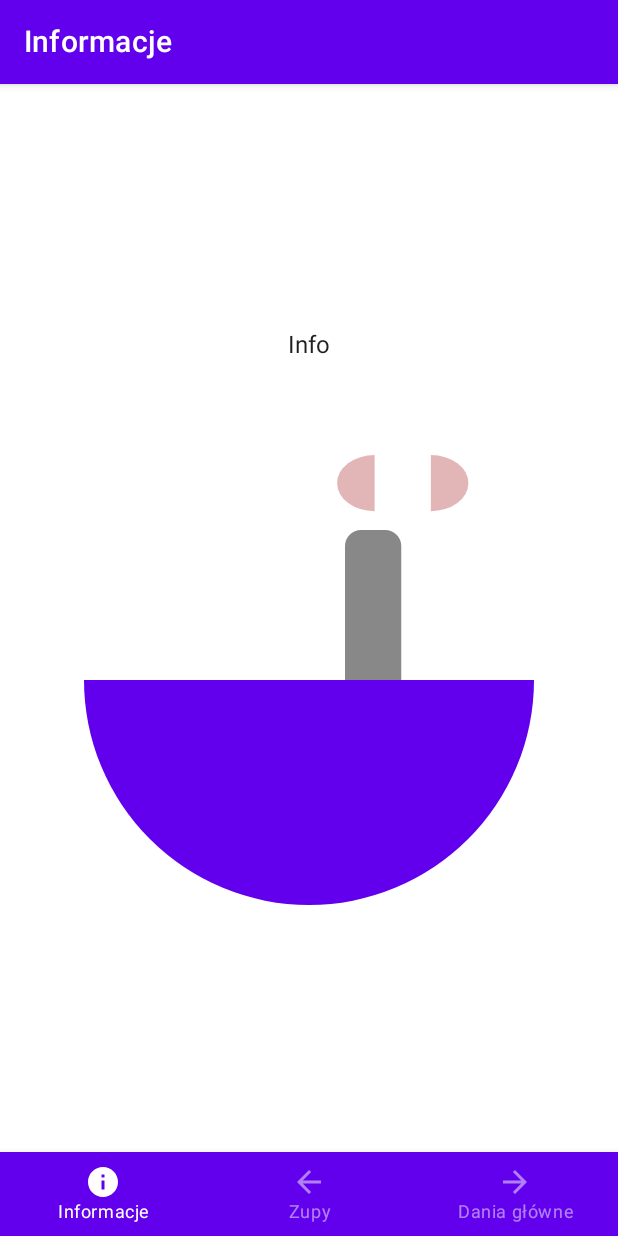
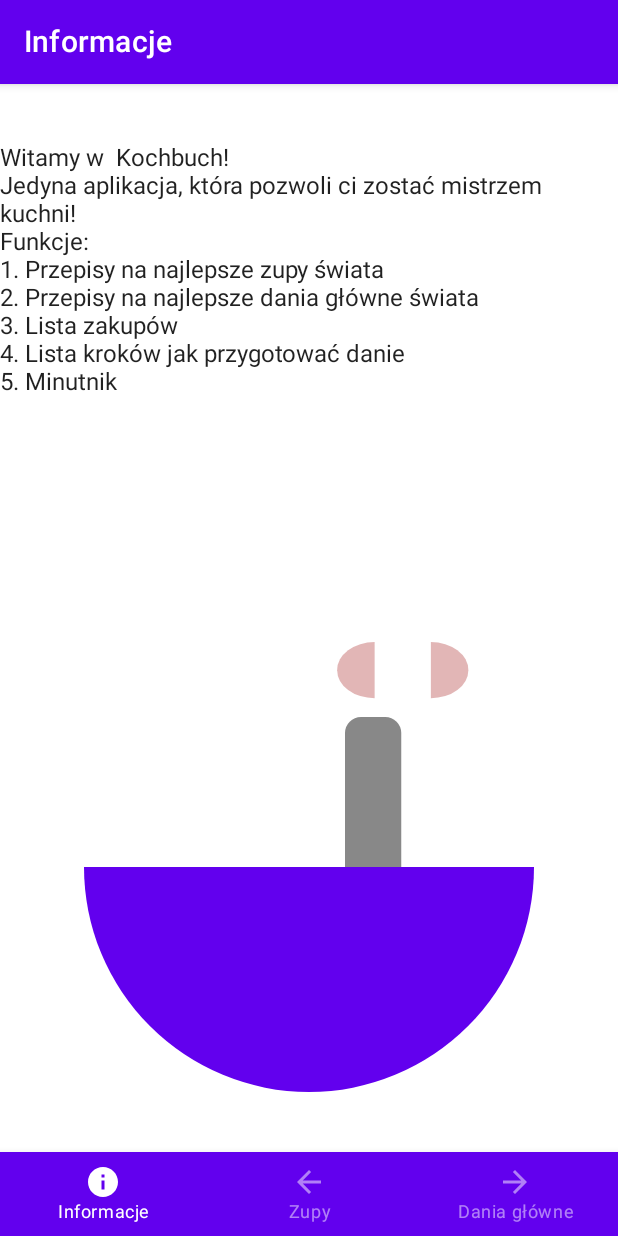
Before and after one commit to dawids21/Kochbuch, an Android app built with Jetpack Compose: the screen it shows after launch (MainActivity), on a phone screen of 412 x 824 dp. Run offline under Robolectric (Android 15) with nearby library versions, the phone set to English and light mode, and no system bars; our stand-ins replace Room's generated code, window size class.

Commit message:
basic info screen

```diff
--- a/app/src/main/java/xyz/stasiak/kochbuch/ui/main/info/InfoScreen.kt
+++ b/app/src/main/java/xyz/stasiak/kochbuch/ui/main/info/InfoScreen.kt
@@ -14,12 +14,21 @@ import androidx.compose.ui.unit.dp
 @Composable
 fun InfoScreen(modifier: Modifier = Modifier) {
     Column(
-        verticalArrangement = Arrangement.Center,
+        verticalArrangement = Arrangement.SpaceAround,
         horizontalAlignment = Alignment.CenterHorizontally,
         modifier = modifier.fillMaxSize()
     ) {
-        Text(text = "Info")
-        Spacer(modifier = Modifier.height(64.dp))
+        Column() {
+            Text(text = "Witamy w  Kochbuch!")
+            Text(text = "Jedyna aplikacja, która pozwoli ci zostać mistrzem kuchni!")
+            Text(text = "Funkcje:")
+            Text(text = "1. Przepisy na najlepsze zupy świata")
+            Text(text = "2. Przepisy na najlepsze dania główne świata")
+            Text(text = "3. Lista zakupów")
+            Text(text = "4. Lista kroków jak przygotować danie")
+            Text(text = "5. Minutnik")
+        }
+        Spacer(modifier = Modifier.height(4.dp))
         InfoAnimation(300.dp)
     }
 }
```
